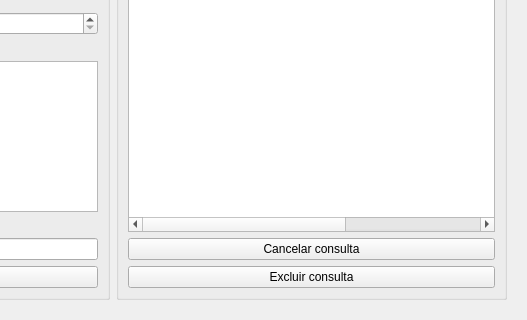
First picture: the form in ui/consulta.ui, repository mateusangeli/PEPMED, before the edit; both pictures show x 302 to 829 and y 433 to 753 of the 829 by 753 pixel window.
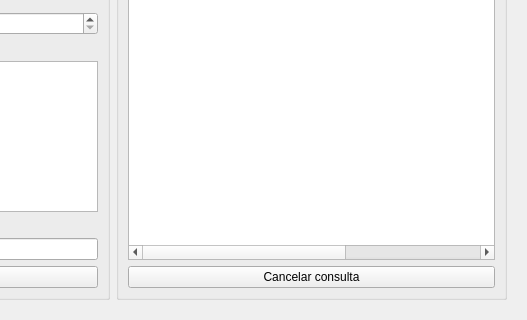
Second picture: the form after the edit.

What changed in the file:
```diff
--- a/ui/consulta.ui
+++ b/ui/consulta.ui
@@ -306,13 +306,6 @@
            </property>
           </widget>
          </item>
-         <item>
-          <widget class="QPushButton" name="excluir_btn">
-           <property name="text">
-            <string>Excluir consulta</string>
-           </property>
-          </widget>
-         </item>
         </layout>
        </widget>
       </item>
```
Left out of the diff: 2 changed lines with no effect on the pictures.
